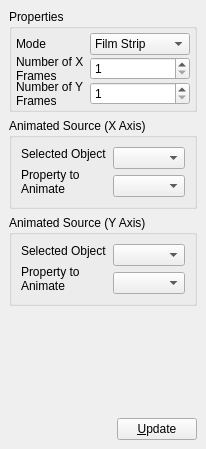
wildmichael/ParaView3-enhancements-old, file Qt/Components/Resources/UI/pqComparativeVisPanel.ui: the form before one commit.
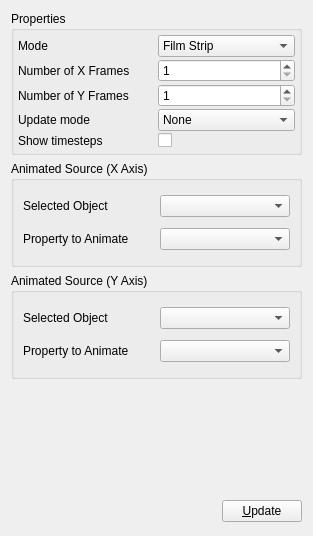
The form after the commit. Custom widgets are drawn as their Qt base class.

Commit message: ENH:  Added two properties to vtkSMComparativeViewProxy to control how the view updates and displays timesteps.

Patch:
```diff
--- a/Qt/Components/Resources/UI/pqComparativeVisPanel.ui
+++ b/Qt/Components/Resources/UI/pqComparativeVisPanel.ui
@@ -5,108 +5,45 @@
    <rect>
     <x>0</x>
     <y>0</y>
-    <width>202</width>
-    <height>383</height>
+    <width>313</width>
+    <height>536</height>
    </rect>
   </property>
   <property name="windowTitle" >
    <string>Form</string>
   </property>
   <layout class="QGridLayout" >
-   <property name="margin" >
-    <number>9</number>
-   </property>
-   <property name="spacing" >
-    <number>6</number>
-   </property>
-   <item row="1" column="0" colspan="2" >
-    <widget class="QGroupBox" name="XAxisGroup" >
-     <property name="title" >
-      <string>Animated Source (X Axis)</string>
-     </property>
-     <layout class="QGridLayout" >
-      <property name="margin" >
-       <number>9</number>
-      </property>
-      <property name="spacing" >
-       <number>6</number>
-      </property>
-      <item row="2" column="1" >
-       <widget class="pqAnimatablePropertiesComboBox" name="XProperty" />
-      </item>
-      <item rowspan="2" row="0" column="1" >
-       <widget class="pqSourceComboBox" name="XObject" />
-      </item>
-      <item row="0" column="0" >
-       <widget class="QLabel" name="label_4" >
-        <property name="text" >
-         <string>Selected Object</string>
-        </property>
-       </widget>
-      </item>
-      <item rowspan="2" row="1" column="0" >
-       <widget class="QLabel" name="label_5" >
-        <property name="text" >
-         <string>Property to Animate</string>
-        </property>
-        <property name="wordWrap" >
-         <bool>true</bool>
-        </property>
-       </widget>
-      </item>
-     </layout>
-    </widget>
-   </item>
-   <item row="2" column="0" colspan="2" >
-    <widget class="QGroupBox" name="YAxisGroup" >
-     <property name="title" >
-      <string>Animated Source (Y Axis)</string>
-     </property>
-     <layout class="QGridLayout" >
-      <property name="margin" >
-       <number>9</number>
-      </property>
-      <property name="spacing" >
-       <number>6</number>
-      </property>
-      <item row="2" column="1" >
-       <widget class="pqAnimatablePropertiesComboBox" name="YProperty" />
-      </item>
-      <item rowspan="2" row="0" column="1" >
-       <widget class="pqSourceComboBox" name="YObject" />
-      </item>
-      <item row="0" column="0" >
-       <widget class="QLabel" name="label_6" >
-        <property name="text" >
-         <string>Selected Object</string>
-        </property>
-       </widget>
-      </item>
-      <item rowspan="2" row="1" column="0" >
-       <widget class="QLabel" name="label_7" >
-        <property name="text" >
-         <string>Property to Animate</string>
-        </property>
-        <property name="wordWrap" >
-         <bool>true</bool>
-        </property>
-       </widget>
-      </item>
-     </layout>
-    </widget>
-   </item>
    <item row="0" column="0" colspan="2" >
     <widget class="QGroupBox" name="groupBox" >
      <property name="title" >
       <string>Properties</string>
      </property>
      <layout class="QGridLayout" >
-      <property name="margin" >
+      <property name="leftMargin" >
        <number>4</number>
       </property>
-      <property name="spacing" >
+      <property name="topMargin" >
+       <number>4</number>
+      </property>
+      <property name="rightMargin" >
+       <number>4</number>
+      </property>
+      <property name="bottomMargin" >
+       <number>4</number>
+      </property>
+      <property name="horizontalSpacing" >
        <number>2</number>
       </property>
+      <property name="verticalSpacing" >
+       <number>2</number>
+      </property>
+      <item row="0" column="0" >
+       <widget class="QLabel" name="label_3" >
+        <property name="text" >
+         <string>Mode</string>
+        </property>
+       </widget>
+      </item>
       <item row="0" column="1" >
        <widget class="QComboBox" name="Mode" >
         <item>
@@ -121,13 +58,6 @@
         </item>
        </widget>
       </item>
-      <item row="0" column="0" >
-       <widget class="QLabel" name="label_3" >
-        <property name="text" >
-         <string>Mode</string>
-        </property>
-       </widget>
-      </item>
       <item row="1" column="0" >
        <widget class="QLabel" name="label" >
         <property name="text" >
@@ -138,6 +68,16 @@
         </property>
        </widget>
       </item>
+      <item row="1" column="1" >
+       <widget class="QSpinBox" name="XFrames" >
+        <property name="minimum" >
+         <number>1</number>
+        </property>
+        <property name="maximum" >
+         <number>30</number>
+        </property>
+       </widget>
+      </item>
       <item row="2" column="0" >
        <widget class="QLabel" name="label_2" >
         <property name="text" >
@@ -148,36 +88,142 @@
         </property>
        </widget>
       </item>
-      <item row="1" column="1" >
-       <widget class="QSpinBox" name="XFrames" >
-        <property name="maximum" >
-         <number>30</number>
-        </property>
-        <property name="minimum" >
-         <number>1</number>
-        </property>
-       </widget>
-      </item>
       <item row="2" column="1" >
        <widget class="QSpinBox" name="YFrames" >
-        <property name="maximum" >
-         <number>30</number>
-        </property>
         <property name="minimum" >
          <number>1</number>
         </property>
+        <property name="maximum" >
+         <number>30</number>
+        </property>
         <property name="value" >
          <number>1</number>
         </property>
        </widget>
       </item>
+      <item row="3" column="0" >
+       <widget class="QLabel" name="label_8" >
+        <property name="text" >
+         <string>Update mode</string>
+        </property>
+       </widget>
+      </item>
+      <item row="3" column="1" >
+       <widget class="QComboBox" name="ViewUpdateMode" >
+        <property name="toolTip" >
+         <string>This property determines how individual frames of the comparative view will update when a source or filter displayed by the view is modified.  When &lt;b>none&lt;/b> is selected, no frames will update until the &lt;b>Update&lt;/b> button is pressed.  When &lt;b>root&lt;/b> is selected, the root frame will update but the other frames will not update until the &lt;b>Update&lt;/b> button is pressed.  When &lt;b>all&lt;/b> is selected, all frames will update.</string>
+        </property>
+        <item>
+         <property name="text" >
+          <string>None</string>
+         </property>
+        </item>
+        <item>
+         <property name="text" >
+          <string>Root</string>
+         </property>
+        </item>
+        <item>
+         <property name="text" >
+          <string>All</string>
+         </property>
+        </item>
+       </widget>
+      </item>
+      <item row="4" column="0" >
+       <widget class="QLabel" name="label_9" >
+        <property name="text" >
+         <string>Show timesteps</string>
+        </property>
+       </widget>
+      </item>
+      <item row="4" column="1" >
+       <widget class="QCheckBox" name="ShowTimeStepsCheck" >
+        <property name="toolTip" >
+         <string>This property controls how the comparative view displays time.  When &lt;b>show timesteps&lt;/b> is off, the global time is displayed in each frame.  When &lt;b>show timesteps&lt;/b> is on, the comparative view displays different timesteps in each frame.  When &lt;b>show timesteps&lt;/b> is on, the global time is ignored.</string>
+        </property>
+        <property name="layoutDirection" >
+         <enum>Qt::LeftToRight</enum>
+        </property>
+        <property name="text" >
+         <string/>
+        </property>
+       </widget>
+      </item>
      </layout>
     </widget>
    </item>
-   <item row="4" column="1" >
-    <widget class="QPushButton" name="Update" >
-     <property name="text" >
-      <string>&amp;Update</string>
+   <item row="1" column="0" colspan="2" >
+    <widget class="QGroupBox" name="XAxisGroup" >
+     <property name="title" >
+      <string>Animated Source (X Axis)</string>
+     </property>
+     <layout class="QGridLayout" >
+      <item row="0" column="0" >
+       <widget class="QLabel" name="label_4" >
+        <property name="text" >
+         <string>Selected Object</string>
+        </property>
+       </widget>
+      </item>
+      <item row="0" column="1" >
+       <widget class="pqSourceComboBox" name="XObject" />
+      </item>
+      <item row="1" column="0" >
+       <widget class="QLabel" name="label_5" >
+        <property name="text" >
+         <string>Property to Animate</string>
+        </property>
+        <property name="wordWrap" >
+         <bool>true</bool>
+        </property>
+       </widget>
+      </item>
+      <item row="1" column="1" >
+       <widget class="pqAnimatablePropertiesComboBox" name="XProperty" />
+      </item>
+     </layout>
+    </widget>
+   </item>
+   <item row="2" column="0" colspan="2" >
+    <widget class="QGroupBox" name="YAxisGroup" >
+     <property name="title" >
+      <string>Animated Source (Y Axis)</string>
+     </property>
+     <layout class="QGridLayout" >
+      <item row="0" column="0" >
+       <widget class="QLabel" name="label_6" >
+        <property name="text" >
+         <string>Selected Object</string>
+        </property>
+       </widget>
+      </item>
+      <item row="0" column="1" >
+       <widget class="pqSourceComboBox" name="YObject" />
+      </item>
+      <item row="1" column="0" >
+       <widget class="QLabel" name="label_7" >
+        <property name="text" >
+         <string>Property to Animate</string>
+        </property>
+        <property name="wordWrap" >
+         <bool>true</bool>
+        </property>
+       </widget>
+      </item>
+      <item row="1" column="1" >
+       <widget class="pqAnimatablePropertiesComboBox" name="YProperty" />
+      </item>
+     </layout>
+    </widget>
+   </item>
+   <item row="3" column="0" colspan="2" >
+    <widget class="pqComparativeTracksWidget" native="1" name="AnimationWidget" >
+     <property name="minimumSize" >
+      <size>
+       <width>0</width>
+       <height>100</height>
+      </size>
      </property>
     </widget>
    </item>
@@ -188,19 +234,16 @@
      </property>
      <property name="sizeHint" >
       <size>
-       <width>40</width>
-       <height>20</height>
+       <width>221</width>
+       <height>28</height>
       </size>
      </property>
     </spacer>
    </item>
-   <item row="3" column="0" colspan="2" >
-    <widget class="pqComparativeTracksWidget" native="1" name="AnimationWidget" >
-     <property name="minimumSize" >
-      <size>
-       <width>0</width>
-       <height>100</height>
-      </size>
+   <item row="4" column="1" >
+    <widget class="QPushButton" name="Update" >
+     <property name="text" >
+      <string>&amp;Update</string>
      </property>
     </widget>
    </item>
```
The commit also changes 4 other files.
